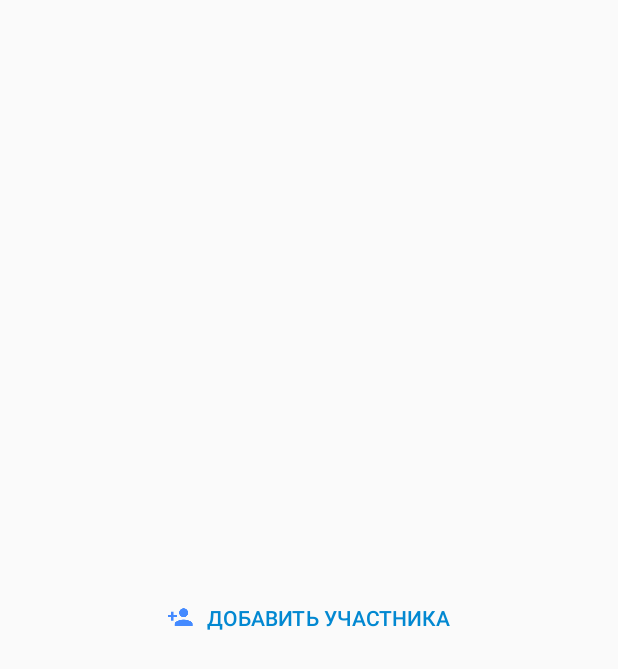
After one commit to MyBeautyTeam/EverPay, an Android app: the layout footer_btn.xml on its own in the app's theme, with its tools: preview values and no code run, on a phone screen of 412 x 824 dp. The commit adds this screen. Shown: the top 669 px of the screen. Run offline under Robolectric (Android 15) with nearby library versions, the phone set to English and light mode, and no system bars.

Commit message:
НУЖНО БОЛЬШЕ КОСТЫЛЕЙ!

```diff
--- /dev/null
+++ b/EverPay/app/src/main/res/layout/footer_btn.xml
@@ -0,0 +1,16 @@
+<?xml version="1.0" encoding="utf-8"?>
+    <Button
+        xmlns:android="http://schemas.android.com/apk/res/android"
+        android:id="@+id/add_group_button"
+        android:layout_width="wrap_content"
+        android:layout_height="wrap_content"
+        android:text="Добавить участника"
+        android:paddingLeft="50dp"
+        android:paddingRight="50dp"
+        android:layout_gravity="center"
+        android:gravity="center"
+        android:textColor="@color/dark_primary"
+        android:background="@drawable/on_btn_pressed_selector"
+        android:drawableLeft="@drawable/account_plus"
+        android:drawablePadding="8dp"
+        android:layout_weight="0"/>
```
Also changed, not shown: EverPay/app/src/main/java/com/beautyteam/everpay/Adapters/AddBillListNEWAdapter.java (+20 -9 lines), EverPay/app/src/main/java/com/beautyteam/everpay/Fragments/FragmentAddBill.java (+23 -29 lines).
